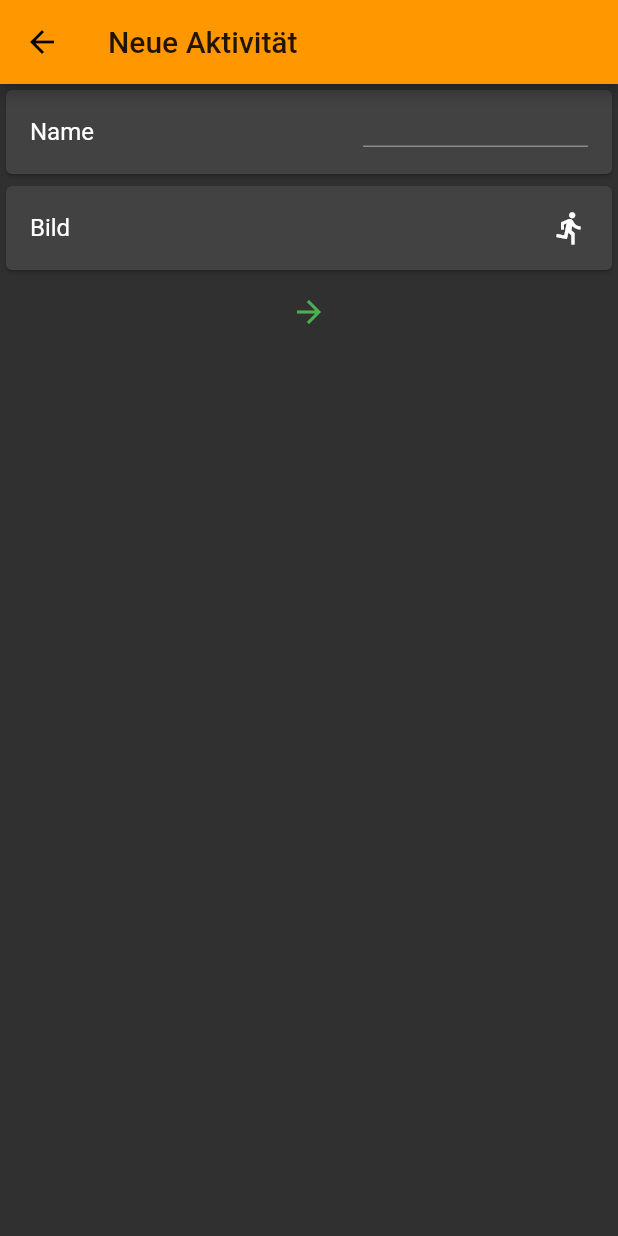
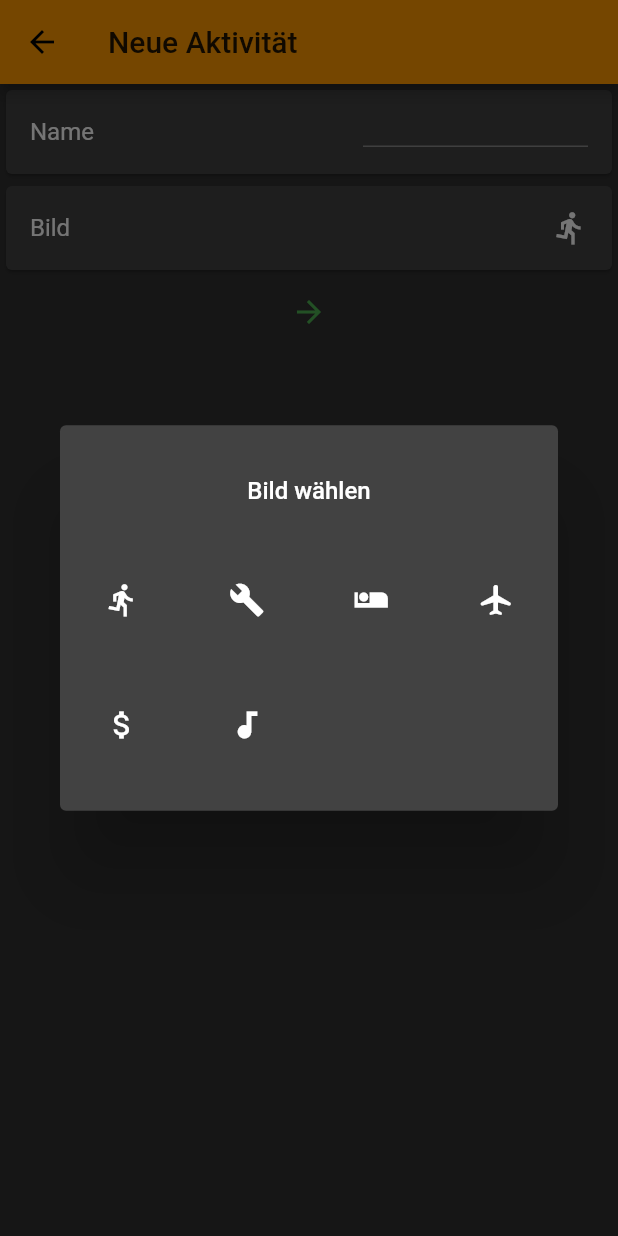
Before and after one commit to nighty34/Gluecksbarometer, a Flutter app: the NewActivity screen opened directly, after a tap on "Bild", on a phone screen of 412 x 824 dp. Run offline on Flutter 3.47's test engine with Material 2 defaults, Android fonts, the phone set to English and light mode, and no system bars; our stand-ins replace charts_flutter, flutter_rating_bar, sqflite; accounts and stored records are empty.

Commit message:
Rework icon chooser

```diff
--- a/lib/src/view/evaluation_tab.dart
+++ b/lib/src/view/evaluation_tab.dart
@@ -197,6 +197,7 @@ class EvaluationTab extends StatelessWidget {
         activities[activity].score += value(entry);
       });
     });
+    activities.removeWhere((_, activity) => activity.count == 0);
     activities.forEach((name, activity) {
       activity.score = activity.score / activity.count; // score relative to activity count
     });
--- a/lib/src/view/new_activity.dart
+++ b/lib/src/view/new_activity.dart
@@ -1,6 +1,5 @@
 import 'package:flutter/cupertino.dart';
 import 'package:flutter/material.dart';
-import 'package:flutter_material_pickers/flutter_material_pickers.dart';
 import 'package:gluecks_barometer/src/controller/data_controller.dart';
 import 'package:gluecks_barometer/src/controller/new_activity_controller.dart';
 import 'package:gluecks_barometer/src/model/activity.dart';
@@ -13,6 +12,27 @@ class NewActivity extends StatelessWidget {
         Provider.of<NewActivityController>(context);
     DataController dataController =
         Provider.of<DataController>(context, listen: false);
+
+    SimpleDialog pickerDialog = SimpleDialog(
+      title: Container(padding: EdgeInsets.all(10), alignment: Alignment.center, child: Text("Bild wählen", style: TextStyle(fontSize: 16))),
+      children: [
+        Container(
+          width: 500,
+          child: GridView.builder(
+            shrinkWrap: true,
+            gridDelegate: SliverGridDelegateWithFixedCrossAxisCount(crossAxisCount: 4),
+            itemCount: dataController.activityIcons.length,
+            itemBuilder: (_, x) => FlatButton(
+              child: Icon(List.of(dataController.activityIcons.values)[x]),
+              onPressed: () {
+                controller.icon = List.of(dataController.activityIcons.keys)[x];
+                Navigator.pop(context);
+              },
+            )
+          ),
+        ),
+      ],
+    );
 
     return Scaffold(
       backgroundColor: Colors.white,
@@ -38,16 +58,7 @@ class NewActivity extends StatelessWidget {
                 child: ListTile(
                   title: Text("Bild"),
                   trailing: Icon(dataController.activityIcons[controller.icon]),
-                  onTap: () => showMaterialSelectionPicker(
-                      // TODO replace with SimpleDialog and GridView, remove flutter_material_pickers dependency
-                      context: context,
-                      title: "Bild wählen",
-                      items: List.of(dataController.activityIcons.keys),
-                      selectedItem: "Jogging",
-                      icons: List.of(dataController.activityIcons.values
-                          .map((e) => Icon(e))),
-                      onChanged: (val) =>
-                          controller.icon = val), // TODO icon picker
+                  onTap: () => showDialog(context: context, builder: (_) => pickerDialog)
                 ),
               ),
               IconButton(
--- a/lib/src/view/new_datapoint.dart
+++ b/lib/src/view/new_datapoint.dart
@@ -52,9 +52,9 @@ class NewDatapoint extends StatelessWidget {
                             style: TextStyle(fontSize: 16)),
                         Container(
                             padding: EdgeInsets.all(20),
-                            height: 500,
                             width: 500,
                             child: GridView.builder(
+                              shrinkWrap: true,
                               gridDelegate:
                                   SliverGridDelegateWithFixedCrossAxisCount(
                                       crossAxisCount: 4,
--- a/pubspec.yaml
+++ b/pubspec.yaml
@@ -24,7 +24,6 @@ dependencies:
   provider: ^4.3.3
   charts_flutter: ^0.9.0
   flutter_rating_bar: ^3.2.0+1
-  flutter_material_pickers: ^1.9.1
   sqflite: ^1.3.2+2
   path: ^1.7.0
   flutter:
```
Lines whose indentation alone changed are shown as unchanged.
